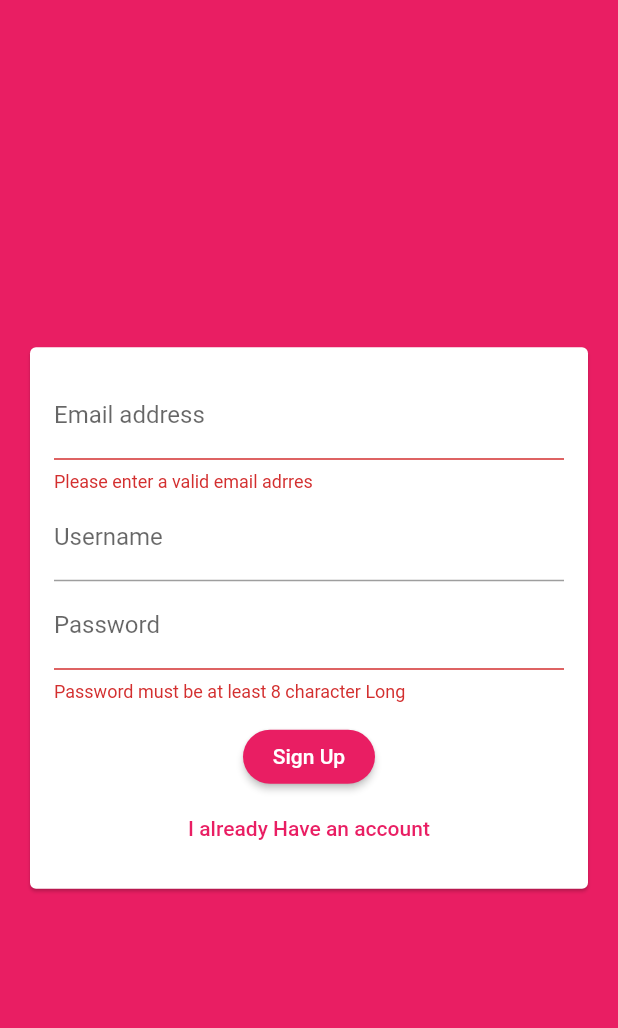
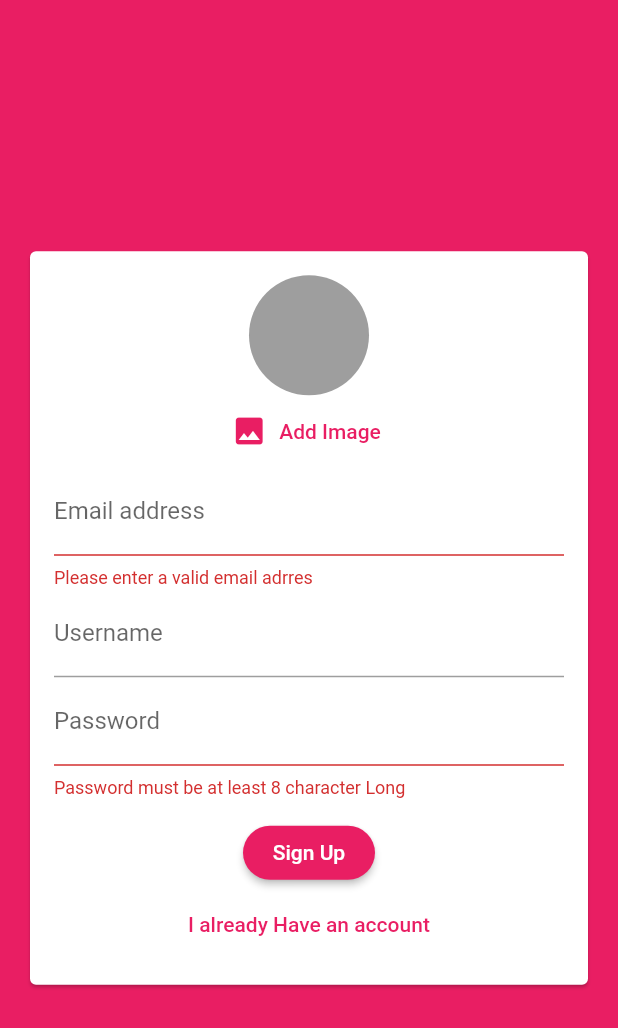
Before and after one commit to tonyhart7/flutter_chat_app, a Flutter app: the screen it shows after launch, after a tap on "Login", after a tap on "Create new Account", on a phone screen of 412 x 824 dp. Shown: the top 1028 px of the screen. Run offline on Flutter 3.47's test engine with Material 2 defaults, Android fonts, the phone set to English and light mode, and no system bars; our stand-ins replace cloud_firestore, firebase_auth, firebase_messaging, firebase_storage, image_picker; accounts and stored records are empty.

Commit message:
fix ui and pushnotification

```diff
--- a/lib/screens/auth_screen.dart
+++ b/lib/screens/auth_screen.dart
@@ -1,5 +1,8 @@
+import 'dart:io';
+
 import 'package:cloud_firestore/cloud_firestore.dart';
 import 'package:firebase_auth/firebase_auth.dart';
+import 'package:firebase_storage/firebase_storage.dart';
 import 'package:flutter/material.dart';
 import 'package:flutter/services.dart';
 import 'package:flutter_chat_app/widgets/auth/auth_form.dart';
@@ -17,6 +20,7 @@ class _AuthScreenState extends State<AuthScreen> {
     String email,
     String username,
     String password,
+    File image,
     bool isLogin,
     BuildContext ctx,
   ) async {
@@ -32,12 +36,23 @@ class _AuthScreenState extends State<AuthScreen> {
       } else {
         authResult = await _auth.createUserWithEmailAndPassword(
             email: email, password: password);
+
+        final ref = FirebaseStorage.instance
+            .ref()
+            .child('user_image')
+            .child(authResult.user.uid + '.jpg');
+
+        await ref.putFile(image).onComplete;
+
+        final url = await ref.getDownloadURL();
+
         await Firestore.instance
             .collection('users')
             .document(authResult.user.uid)
             .setData({
           'username': username,
           'email': email,
+          'image_url': url,
         });
       }
     } on PlatformException catch (err) {
--- a/lib/widgets/auth/auth_form.dart
+++ b/lib/widgets/auth/auth_form.dart
@@ -1,4 +1,7 @@
+import 'dart:io';
+
 import 'package:flutter/material.dart';
+import 'package:flutter_chat_app/widgets/picker/user_image_picker.dart';
 
 class AuthForm extends StatefulWidget {
   AuthForm(this.submitFn, this.isLoading);
@@ -8,6 +11,7 @@ class AuthForm extends StatefulWidget {
     String email,
     String password,
     String username,
+    File image,
     bool isLogin,
     BuildContext ctx,
   ) submitFn;
@@ -22,10 +26,23 @@ class _AuthFormState extends State<AuthForm> {
   var _userEmail = '';
   var _userName = '';
   var _userPasswd = '';
+  File _userImageFile;
+
+  void _pickedImage(File image) {
+    _userImageFile = image;
+  }
 
   void _trySubmit() {
     final isValid = _formkey.currentState.validate();
     FocusScope.of(context).unfocus();
+
+    if (_userImageFile == null && !_isLogin) {
+      Scaffold.of(context).showSnackBar(SnackBar(
+        content: Text('Please pick an image'),
+        backgroundColor: Theme.of(context).errorColor,
+      ));
+      return;
+    }
 
     if (isValid) {
       _formkey.currentState.save();
@@ -33,6 +50,7 @@ class _AuthFormState extends State<AuthForm> {
         _userEmail.trim(),
         _userName.trim(),
         _userPasswd.trim(),
+        _userImageFile,
         _isLogin,
         context,
       );
@@ -54,6 +72,7 @@ class _AuthFormState extends State<AuthForm> {
               child: Column(
                 mainAxisSize: MainAxisSize.min,
                 children: [
+                  if (!_isLogin) UserImagePicker(_pickedImage),
                   TextFormField(
                     key: ValueKey('email'),
                     validator: (value) {
--- /dev/null
+++ b/lib/widgets/picker/user_image_picker.dart
@@ -0,0 +1,49 @@
+import 'dart:io';
+import 'package:flutter/material.dart';
+import 'package:image_picker/image_picker.dart';
+
+class UserImagePicker extends StatefulWidget {
+  UserImagePicker(this.imagePickFn);
+
+  final void Function(File pickedImage) imagePickFn;
+
+  @override
+  _UserImagePickerState createState() => _UserImagePickerState();
+}
+
+class _UserImagePickerState extends State<UserImagePicker> {
+  final picker = ImagePicker();
+  File _pickedImage;
+
+  void _pickImage() async {
+    final pickedImage = await picker.getImage(
+      source: ImageSource.camera,
+      imageQuality: 50,
+    );
+    final pickedImageFile = File(pickedImage.path);
+    setState(() {
+      _pickedImage = pickedImageFile;
+    });
+    widget.imagePickFn(pickedImageFile);
+  }
+
+  @override
+  Widget build(BuildContext context) {
+    return Column(
+      children: [
+        CircleAvatar(
+          backgroundColor: Colors.grey,
+          radius: 40,
+          backgroundImage:
+              _pickedImage != null ? FileImage(_pickedImage) : null,
+        ),
+        FlatButton.icon(
+          textColor: Theme.of(context).primaryColor,
+          onPressed: _pickImage,
+          icon: Icon(Icons.image),
+          label: Text('Add Image'),
+        ),
+      ],
+    );
+  }
+}
```
Also changed, not shown: lib/screens/chat_screen.dart (+28 -2 lines), lib/widgets/chat/message_bubble.dart (added, +85 -0 lines), lib/widgets/chat/messages.dart (+33 -17 lines), lib/widgets/chat/new_messages.dart (+8 -1 lines), pubspec.yaml (+7 -4 lines), pubspec.lock, 1 other file.
